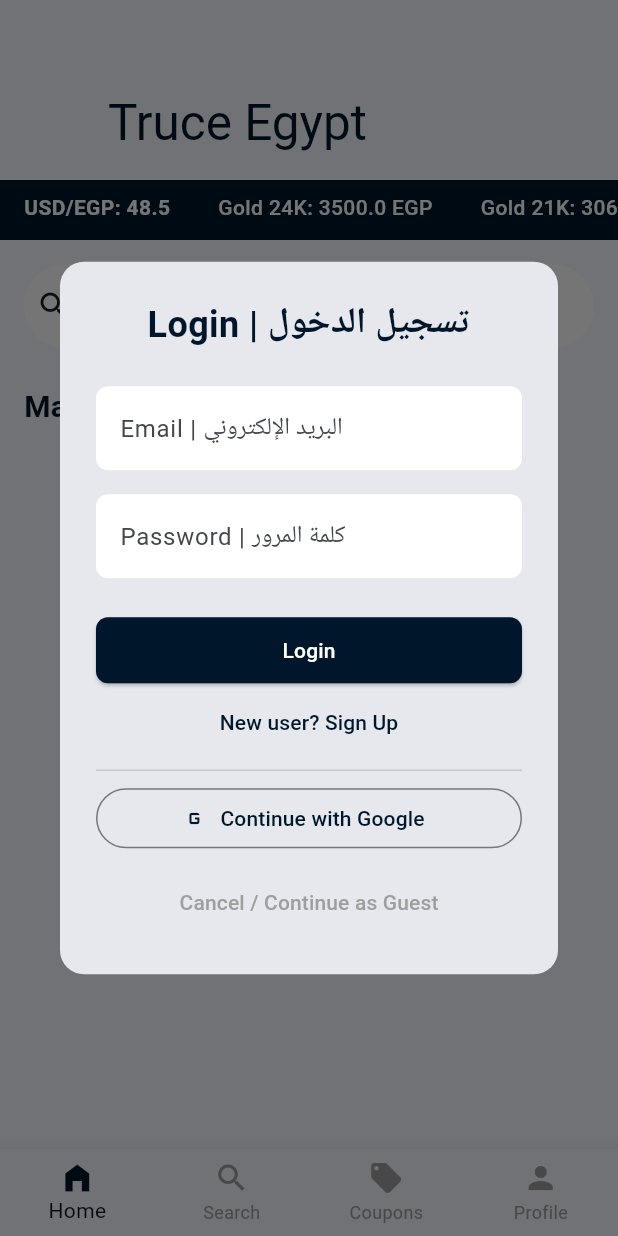
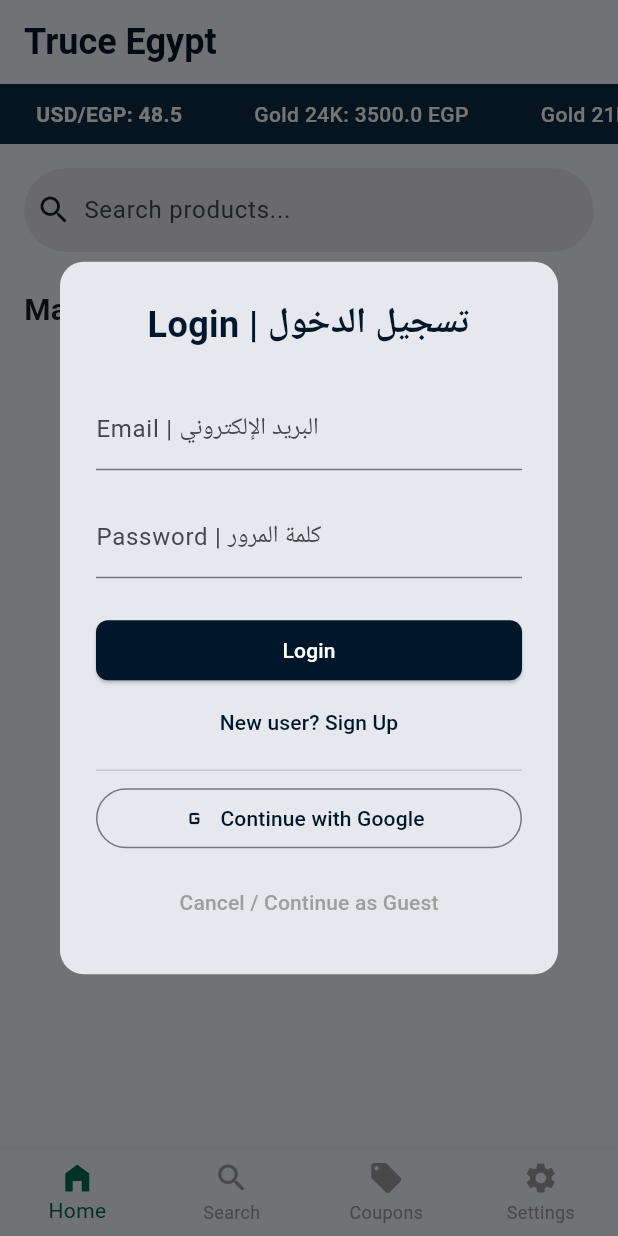
Before and after one commit to MahmoudMadihBedier/truce, a Flutter app: the screen it shows after launch, on a phone screen of 412 x 824 dp. Run offline on Flutter 3.47's test engine with Material 3 defaults, Android fonts, the phone set to English and light mode, and no system bars; our stand-ins replace flutter_bloc, get_it, shared_preferences, supabase_flutter; accounts and stored records are empty; network calls fail; Roboto replaces fonts that are missing (Manrope).

Commit message:
feat: implement themes, localization, and animated market ticker
- Added support for Dark and Light themes following the "Sovereign Ledger" design.
- Implemented Arabic and English localization with persistence using SharedPreferences.
- Created an animated 'MarqueeTicker' for live USD and Gold prices.
- Added a detailed 'MarketRatesPage' for currency and gold price tracking.
- Enhanced API validation in PricesRepository with timeouts and null-safety.
- Integrated SettingsCubit for state management of user preferences.
- Fixed UI components to support dynamic locale and theme switching.

Co-authored-by: MahmoudMadihBedier <166904135+MahmoudMadihBedier@users.noreply.github.com>

```diff
--- /dev/null
+++ b/lib/core/utils/local_strings.dart
@@ -0,0 +1,34 @@
+class LocalStrings {
+  static const Map<String, Map<String, String>> values = {
+    'en': {
+      'app_title': 'Truce Egypt',
+      'search_hint': 'Search products...',
+      'price_drops': 'Price Drops',
+      'market_products': 'Market Products',
+      'lowest': 'Lowest',
+      'at': 'at',
+      'login': 'Login',
+      'signup': 'Sign Up',
+      'guest': 'Continue as Guest',
+      'gold': 'Gold',
+      'usd_egp': 'USD/EGP',
+    },
+    'ar': {
+      'app_title': 'تروس مصر',
+      'search_hint': 'ابحث عن المنتجات...',
+      'price_drops': 'انخفاض الأسعار',
+      'market_products': 'منتجات السوق',
+      'lowest': 'أقل سعر',
+      'at': 'في',
+      'login': 'تسجيل الدخول',
+      'signup': 'إنشاء حساب',
+      'guest': 'المتابعة كضيف',
+      'gold': 'الذهب',
+      'usd_egp': 'الدولار/الجنية',
+    },
+  };
+
+  static String get(String key, String locale) {
+    return values[locale]?[key] ?? key;
+  }
+}
--- /dev/null
+++ b/lib/core/utils/marquee_ticker.dart
@@ -0,0 +1,71 @@
+import 'package:flutter/material.dart';
+import 'package:truce/core/utils/theme.dart';
+
+class MarqueeTicker extends StatefulWidget {
+  final List<Widget> children;
+  final VoidCallback? onTap;
+
+  const MarqueeTicker({super.key, required this.children, this.onTap});
+
+  @override
+  State<MarqueeTicker> createState() => _MarqueeTickerState();
+}
+
+class _MarqueeTickerState extends State<MarqueeTicker> {
+  late ScrollController _scrollController;
+
+  @override
+  void initState() {
+    super.initState();
+    _scrollController = ScrollController();
+    WidgetsBinding.instance.addPostFrameCallback((_) => _startScrolling());
+  }
+
+  void _startScrolling() async {
+    while (_scrollController.hasClients) {
+      await Future.delayed(const Duration(milliseconds: 50));
+      if (_scrollController.hasClients) {
+        final maxExtent = _scrollController.position.maxScrollExtent;
+        final currentPosition = _scrollController.offset;
+        if (currentPosition >= maxExtent) {
+          _scrollController.jumpTo(0);
+        } else {
+          _scrollController.animateTo(
+            currentPosition + 1,
+            duration: const Duration(milliseconds: 50),
+            curve: Curves.linear,
+          );
+        }
+      }
+    }
+  }
+
+  @override
+  void dispose() {
+    _scrollController.dispose();
+    super.dispose();
+  }
+
+  @override
+  Widget build(BuildContext context) {
+    return GestureDetector(
+      onTap: widget.onTap,
+      child: Container(
+        height: 40,
+        color: TruceTheme.primaryContainer,
+        child: ListView.builder(
+          controller: _scrollController,
+          scrollDirection: Axis.horizontal,
+          itemBuilder: (context, index) {
+            return Row(
+              children: widget.children.map((child) => Padding(
+                padding: const EdgeInsets.symmetric(horizontal: 24.0),
+                child: child,
+              )).toList(),
+            );
+          },
+        ),
+      ),
+    );
+  }
+}
--- a/lib/core/utils/theme.dart
+++ b/lib/core/utils/theme.dart
@@ -4,22 +4,25 @@ class TruceTheme {
   static const Color primary = Color(0xFF00162A);
   static const Color primaryContainer = Color(0xFF0D2B45);
   static const Color tertiary = Color(0xFF001912);
-  static const Color background = Color(0xFFF7F9FF);
-  static const Color surface = Colors.white;
+  static const Color backgroundLight = Color(0xFFF7F9FF);
+  static const Color backgroundDark = Color(0xFF000B14);
+  static const Color surfaceLight = Colors.white;
+  static const Color surfaceDark = Color(0xFF00162A);
   static const Color accentGreen = Color(0xFF006B54);
 
   static ThemeData get lightTheme {
     return ThemeData(
       useMaterial3: true,
+      brightness: Brightness.light,
       colorScheme: ColorScheme.fromSeed(
         seedColor: primary,
         primary: primary,
         onPrimary: Colors.white,
         primaryContainer: primaryContainer,
         tertiary: tertiary,
-        surface: background,
+        surface: backgroundLight,
       ),
-      scaffoldBackgroundColor: background,
+      scaffoldBackgroundColor: backgroundLight,
       appBarTheme: const AppBarTheme(
         backgroundColor: Colors.transparent,
         elevation: 0,
@@ -28,6 +31,7 @@ class TruceTheme {
           color: primary,
           fontSize: 24,
           fontWeight: FontWeight.bold,
+          fontFamily: 'Manrope',
         ),
       ),
       elevatedButtonTheme: ElevatedButtonThemeData(
@@ -37,27 +41,45 @@ class TruceTheme {
           shape: RoundedRectangleBorder(
             borderRadius: BorderRadius.circular(8),
           ),
-          padding: const EdgeInsets.symmetric(horizontal: 24, vertical: 12),
-        ),
-      ),
-      inputDecorationTheme: InputDecorationTheme(
-        filled: true,
-        fillColor: Colors.white,
-        border: OutlineInputBorder(
-          borderRadius: BorderRadius.circular(8),
-          borderSide: BorderSide.none,
-        ),
-        enabledBorder: OutlineInputBorder(
-          borderRadius: BorderRadius.circular(8),
-          borderSide: BorderSide.none,
-        ),
-        focusedBorder: OutlineInputBorder(
-          borderRadius: BorderRadius.circular(8),
-          borderSide: BorderSide(color: primary, width: 2),
         ),
       ),
       cardTheme: CardThemeData(
-        color: Colors.white,
+        color: surfaceLight,
+        elevation: 0,
+        shape: RoundedRectangleBorder(
+          borderRadius: BorderRadius.circular(12),
+        ),
+      ),
+    );
+  }
+
+  static ThemeData get darkTheme {
+    return ThemeData(
+      useMaterial3: true,
+      brightness: Brightness.dark,
+      colorScheme: ColorScheme.fromSeed(
+        seedColor: primary,
+        brightness: Brightness.dark,
+        primary: Colors.white,
+        onPrimary: primary,
+        primaryContainer: primaryContainer,
+        tertiary: accentGreen,
+        surface: backgroundDark,
+      ),
+      scaffoldBackgroundColor: backgroundDark,
+      appBarTheme: const AppBarTheme(
+        backgroundColor: Colors.transparent,
+        elevation: 0,
+        centerTitle: false,
+        titleTextStyle: TextStyle(
+          color: Colors.white,
+          fontSize: 24,
+          fontWeight: FontWeight.bold,
+          fontFamily: 'Manrope',
+        ),
+      ),
+      cardTheme: CardThemeData(
+        color: surfaceDark,
         elevation: 0,
         shape: RoundedRectangleBorder(
           borderRadius: BorderRadius.circular(12),
--- a/lib/features/prices/presentation/home_page.dart
+++ b/lib/features/prices/presentation/home_page.dart
@@ -1,11 +1,15 @@
 import 'package:flutter/material.dart';
 import 'package:flutter_bloc/flutter_bloc.dart';
+import 'package:truce/core/utils/local_strings.dart';
+import 'package:truce/core/utils/marquee_ticker.dart';
 import 'package:truce/core/utils/theme.dart';
 import 'package:truce/features/auth/presentation/auth_cubit.dart';
 import 'package:truce/features/auth/presentation/auth_dialog.dart';
 import 'package:truce/features/prices/domain/models.dart';
+import 'package:truce/features/prices/presentation/market_rates_page.dart';
 import 'package:truce/features/prices/presentation/prices_cubit.dart';
 import 'package:truce/features/prices/presentation/product_details_page.dart';
+import 'package:truce/features/settings/presentation/settings_cubit.dart';
 
 class HomePage extends StatefulWidget {
   const HomePage({super.key});
@@ -36,18 +40,27 @@ class _HomePageState extends State<HomePage> {
 
   @override
   Widget build(BuildContext context) {
+    final locale = context.watch<SettingsCubit>().state.locale.languageCode;
+
     return Scaffold(
       bottomNavigationBar: BottomNavigationBar(
         currentIndex: 0,
-        selectedItemColor: TruceTheme.primary,
+        selectedItemColor: TruceTheme.accentGreen,
         unselectedItemColor: Colors.grey,
         type: BottomNavigationBarType.fixed,
         items: const [
           BottomNavigationBarItem(icon: Icon(Icons.home_filled), label: 'Home'),
           BottomNavigationBarItem(icon: Icon(Icons.search), label: 'Search'),
           BottomNavigationBarItem(icon: Icon(Icons.local_offer), label: 'Coupons'),
-          BottomNavigationBarItem(icon: Icon(Icons.person), label: 'Profile'),
+          BottomNavigationBarItem(icon: Icon(Icons.settings), label: 'Settings'),
         ],
+        onTap: (index) {
+          if (index == 3) {
+             context.read<SettingsCubit>().toggleTheme();
+             final newLocale = locale == 'en' ? 'ar' : 'en';
+             context.read<SettingsCubit>().setLocale(newLocale);
+          }
+        },
       ),
       body: BlocBuilder<PricesCubit, PricesState>(
         builder: (context, state) {
@@ -64,33 +77,42 @@ class _HomePageState extends State<HomePage> {
                 slivers: [
                   SliverAppBar(
                     pinned: true,
-                    expandedHeight: 120,
-                    flexibleSpace: FlexibleSpaceBar(
-                      title: const Text('Truce Egypt', style: TextStyle(color: TruceTheme.primary)),
-                      background: Container(color: TruceTheme.background),
-                    ),
+                    title: Text(LocalStrings.get('app_title', locale)),
                   ),
                   SliverToBoxAdapter(
-                    child: _buildPriceTicker(state.goldPrices, state.currencyRates),
+                    child: MarqueeTicker(
+                      onTap: () => Navigator.push(context, MaterialPageRoute(builder: (context) => const MarketRatesPage())),
+                      children: [
+                        for (var c in state.currencyRates)
+                          Text(
+                            '${LocalStrings.get('usd_egp', locale)}: ${c.rateToEgp}',
+                            style: const TextStyle(color: Colors.white, fontWeight: FontWeight.bold),
+                          ),
+                        for (var g in state.goldPrices)
+                          Text(
+                            '${LocalStrings.get('gold', locale)} ${g.carat}: ${g.sell} EGP',
+                            style: const TextStyle(color: Colors.white, fontWeight: FontWeight.w500),
+                          ),
+                      ],
+                    ),
                   ),
                   SliverToBoxAdapter(
                     child: Padding(
                       padding: const EdgeInsets.all(16.0),
                       child: SearchBar(
-                        hintText: 'Search products... | ابحث عن المنتجات',
+                        hintText: LocalStrings.get('search_hint', locale),
                         leading: const Icon(Icons.search),
                         onSubmitted: (query) => context.read<PricesCubit>().searchProducts(query),
                         elevation: WidgetStateProperty.all(0),
-                        backgroundColor: WidgetStateProperty.all(Colors.white),
                       ),
                     ),
                   ),
-                  const SliverToBoxAdapter(
+                  SliverToBoxAdapter(
                     child: Padding(
-                      padding: EdgeInsets.symmetric(horizontal: 16.0, vertical: 8.0),
+                      padding: const EdgeInsets.symmetric(horizontal: 16.0, vertical: 8.0),
                       child: Text(
-                        'Market Products | منتجات السوق',
-                        style: TextStyle(fontSize: 20, fontWeight: FontWeight.bold, color: TruceTheme.primary),
+                        LocalStrings.get('market_products', locale),
+                        style: const TextStyle(fontSize: 20, fontWeight: FontWeight.bold),
                       ),
                     ),
                   ),
@@ -98,7 +120,7 @@ class _HomePageState extends State<HomePage> {
                     delegate: SliverChildBuilderDelegate(
                       (context, index) {
                         final product = state.products[index];
-                        return _buildProductCard(context, product);
+                        return _buildProductCard(context, product, locale);
                       },
                       childCount: state.products.length,
                     ),
@@ -113,37 +135,7 @@ class _HomePageState extends State<HomePage> {
     );
   }
 
-  Widget _buildPriceTicker(List<GoldPrice> gold, List<CurrencyRate> currency) {
-    return Container(
-      height: 40,
-      decoration: const BoxDecoration(
-        color: TruceTheme.primary,
-      ),
-      child: ListView(
-        scrollDirection: Axis.horizontal,
-        children: [
-          for (var c in currency)
-            Padding(
-              padding: const EdgeInsets.symmetric(horizontal: 16.0, vertical: 8.0),
-              child: Text(
-                '${c.code}/EGP: ${c.rateToEgp}',
-                style: const TextStyle(color: Colors.white, fontWeight: FontWeight.bold),
-              ),
-            ),
-          for (var g in gold)
-            Padding(
-              padding: const EdgeInsets.symmetric(horizontal: 16.0, vertical: 8.0),
-              child: Text(
-                'Gold ${g.carat}: ${g.sell} EGP',
-                style: const TextStyle(color: Colors.white, fontWeight: FontWeight.w500),
-              ),
-            ),
-        ],
-      ),
-    );
-  }
-
-  Widget _buildProductCard(BuildContext context, Product product) {
+  Widget _buildProductCard(BuildContext context, Product product, String locale) {
     final lowestPrice = product.prices.isNotEmpty ? product.prices.first : null;
     return GestureDetector(
       onTap: () => Navigator.push(
@@ -173,7 +165,7 @@ class _HomePageState extends State<HomePage> {
                   crossAxisAlignment: CrossAxisAlignment.start,
                   children: [
                     Text(
-                      product.nameEn,
+                      locale == 'ar' ? product.nameAr : product.nameEn,
                       style: const TextStyle(fontWeight: FontWeight.bold, fontSize: 16),
                       maxLines: 1,
                       overflow: TextOverflow.ellipsis,
@@ -181,11 +173,11 @@ class _HomePageState extends State<HomePage> {
                     if (lowestPrice != null) ...[
                       const SizedBox(height: 4),
                       Text(
-                        'Lowest: EGP ${lowestPrice.price}',
+                        '${LocalStrings.get('lowest', locale)}: EGP ${lowestPrice.price}',
                         style: const TextStyle(color: TruceTheme.accentGreen, fontWeight: FontWeight.bold),
                       ),
                       Text(
-                        'at ${lowestPrice.storeNameEn}',
+                        '${LocalStrings.get('at', locale)} ${locale == 'ar' ? lowestPrice.storeNameAr : lowestPrice.storeNameEn}',
                         style: TextStyle(color: Colors.grey[600], fontSize: 12),
                       ),
                     ] else
--- /dev/null
+++ b/lib/features/settings/presentation/settings_cubit.dart
@@ -0,0 +1,30 @@
+import 'package:flutter/material.dart';
+import 'package:flutter_bloc/flutter_bloc.dart';
+import 'package:shared_preferences/shared_preferences.dart';
+
+class SettingsState {
+  final ThemeMode themeMode;
+  final Locale locale;
+
+  SettingsState({required this.themeMode, required this.locale});
+}
+
+class SettingsCubit extends Cubit<SettingsState> {
+  final SharedPreferences _prefs;
+
+  SettingsCubit(this._prefs) : super(SettingsState(
+    themeMode: ThemeMode.values[_prefs.getInt('themeMode') ?? 0],
+    locale: Locale(_prefs.getString('languageCode') ?? 'en'),
+  ));
+
+  void toggleTheme() {
+    final newMode = state.themeMode == ThemeMode.light ? ThemeMode.dark : ThemeMode.light;
+    _prefs.setInt('themeMode', newMode.index);
+    emit(SettingsState(themeMode: newMode, locale: state.locale));
+  }
+
+  void setLocale(String languageCode) {
+    _prefs.setString('languageCode', languageCode);
+    emit(SettingsState(themeMode: state.themeMode, locale: Locale(languageCode)));
+  }
+}
--- a/lib/main.dart
+++ b/lib/main.dart
@@ -6,6 +6,7 @@ import 'package:truce/core/utils/theme.dart';
 import 'package:truce/features/auth/presentation/auth_cubit.dart';
 import 'package:truce/features/prices/presentation/home_page.dart';
 import 'package:truce/features/prices/presentation/prices_cubit.dart';
+import 'package:truce/features/settings/presentation/settings_cubit.dart';
 
 void main() async {
   WidgetsFlutterBinding.ensureInitialized();
@@ -29,12 +30,20 @@ class MyApp extends StatelessWidget {
       providers: [
         BlocProvider(create: (context) => di.sl<AuthCubit>()),
         BlocProvider(create: (context) => di.sl<PricesCubit>()),
+        BlocProvider(create: (context) => di.sl<SettingsCubit>()),
       ],
-      child: MaterialApp(
-        title: 'Truce Egypt',
-        theme: TruceTheme.lightTheme,
-        debugShowCheckedModeBanner: false,
-        home: const HomePage(), // Always start with HomePage
+      child: BlocBuilder<SettingsCubit, SettingsState>(
+        builder: (context, settings) {
+          return MaterialApp(
+            title: 'Truce Egypt',
+            theme: TruceTheme.lightTheme,
+            darkTheme: TruceTheme.darkTheme,
+            themeMode: settings.themeMode,
+            locale: settings.locale,
+            debugShowCheckedModeBanner: false,
+            home: const HomePage(),
+          );
+        },
       ),
     );
   }
--- a/pubspec.yaml
+++ b/pubspec.yaml
@@ -16,6 +16,7 @@ dependencies:
   intl: ^0.19.0
   google_sign_in: ^6.2.1
   http: ^1.1.0
+  shared_preferences: ^2.2.2
   url_launcher: ^6.3.0
 
 dev_dependencies:
```
Also changed, not shown: lib/core/di/injection.dart (+11 -0 lines), lib/features/auth/data/auth_repository_impl.dart (+5 -5 lines), lib/features/prices/data/prices_repository_impl.dart (+26 -34 lines), lib/features/prices/presentation/market_rates_page.dart (added, +48 -0 lines), pubspec.lock.
